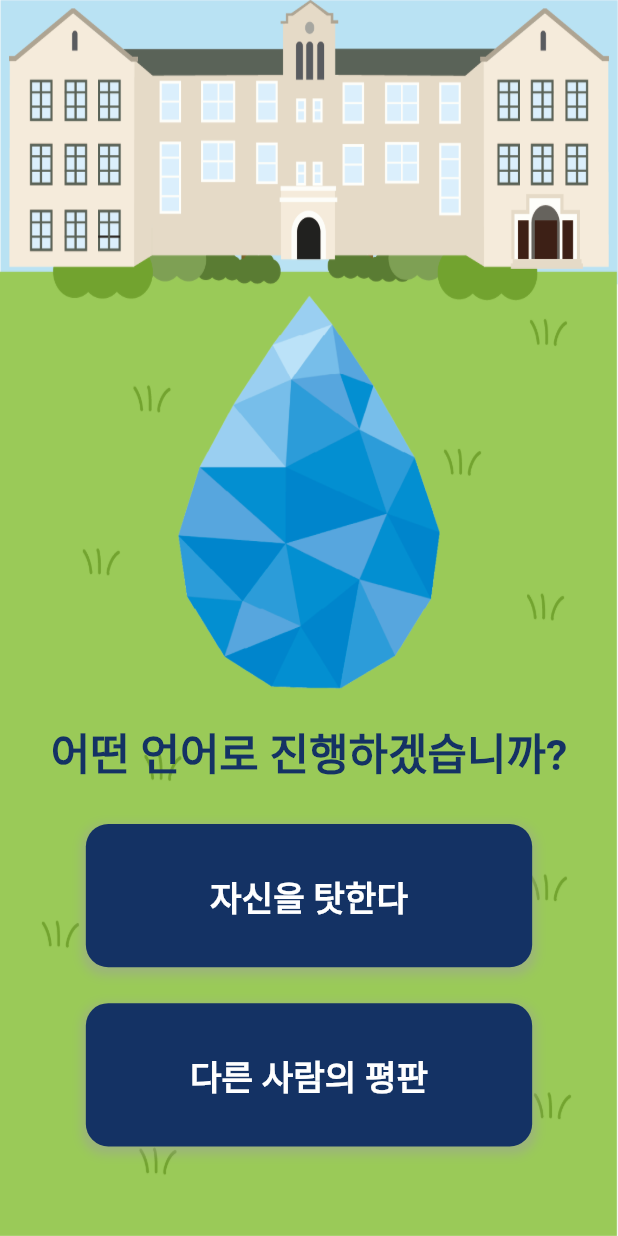
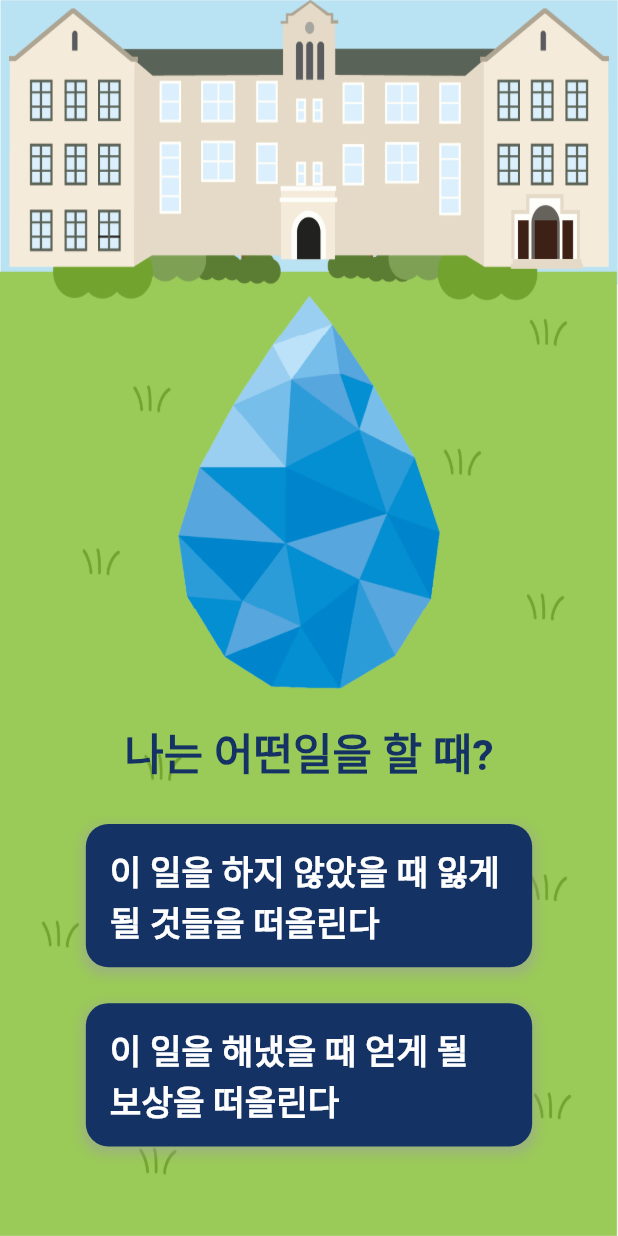
Before and after one commit to tulee3474/GrowPuang, a Flutter app: the SecondPage screen opened directly, after a tap on "한국어", on a phone screen of 412 x 824 dp. Run offline on Flutter 3.47's test engine with Material 2 defaults, Android fonts, the phone set to English and light mode, and no system bars; our stand-ins replace flutter_screenutil; Roboto replaces fonts that are missing (YourFontFamily).

Commit message:
오류 수정

```diff
--- a/lib/main.dart
+++ b/lib/main.dart
@@ -153,7 +153,11 @@
               ),
             ),
           ),
-          Center(
+          Positioned(
+            left: 0.w,
+            right: 0.w,
+            top: 100.h,
+            child: Center(
               child: Container(
                 width: 318.w,
                 height: 350.h,
@@ -161,6 +165,7 @@
                   image: DecorationImage(
                     image: AssetImage('images/자산.png'),
                     fit: BoxFit.fill,
+                  ),
                 ),
               ),
             ),
@@ -179,6 +184,20 @@
                     image: AssetImage('images/영신관.png'),
                     fit: BoxFit.fill,
                   ),
+                ),
+              ),
+            ),
+          ),
+          Center(
+            child: Padding(
+              padding: EdgeInsets.only(top: 150.h),
+              child: Text(
+                selectedLanguage == '한국어' ? '어떤 언어로 진행하겠습니까?' : 'Which language would you like to proceed in?',
+                style: TextStyle(
+                  color: Color(0xFF143264),
+                  fontSize: 25.sp,
+                  fontFamily: 'YourFontFamily',
+                  fontWeight: FontWeight.bold,
                 ),
               ),
             ),
@@ -340,7 +359,7 @@
             child: Padding(
               padding: EdgeInsets.only(top: 150.h),
               child: Text(
-                selectedLanguage == '한국어' ? '어떤 언어로 진행하겠습니까?' : 'Which language would you like to proceed in?',
+                selectedLanguage == '한국어' ? '나는 어떤일을 할 때?' : 'When I do something?',
                 style: TextStyle(
                   color: Color(0xFF143264),
                   fontSize: 25.sp,
@@ -360,9 +379,9 @@
                   context,
                   MaterialPageRoute(
                     builder: (context) => FourthPage(
-                      question: selectedLanguage == '한국어' ? '내가 실수했을 때, 나는 어떻게 반응하나요?' : 'How do I react when I make a mistake?',
-                      option1: selectedLanguage == '한국어' ? '자신을 탓한다' : 'Blame myself',
-                      option2: selectedLanguage == '한국어' ? '다른 사람을 탓한다' : 'Blame others',
+                      question: selectedLanguage == '한국어' ? '내가 실패했을 때 두려운 것은?' : 'What do I fear when I fail?',
+                      option1: selectedLanguage == '한국어' ? '다른 사람의 평판' : 'someone else\'s reputation',
+                      option2: selectedLanguage == '한국어' ? '좌절감' : 'frustration',
                     ),
                   ),
                 );
@@ -386,7 +405,7 @@
                   child: Padding(
                     padding: const EdgeInsets.symmetric(horizontal: 16.0),
                     child: Text(
-                      selectedLanguage == '한국어' ? '자신을 탓한다' : 'Blame myself',
+                      selectedLanguage == '한국어' ? '이 일을 하지 않았을 때 잃게 될 것들을 떠올린다' : 'Think about what you will lose if you don\'t do this.',
                       style: TextStyle(
                         color: Colors.white,
                         fontSize: 20.sp,
@@ -409,9 +428,9 @@
                   context,
                   MaterialPageRoute(
                     builder: (context) => FourthPage(
-                      question: selectedLanguage == '한국어' ? '내가 실패했을 때 더 두려운 것은?' : 'What scares me the most when I fail?',
-                      option1: selectedLanguage == '한국어' ? '다른 사람의 평판' : 'Other people\'s judgment',
-                      option2: selectedLanguage == '한국어' ? '좌절감' : 'Frustration',
+                      question: selectedLanguage == '한국어' ? '내가 실패했을 때 두려운 것은?' : 'What do I fear when I fail?',
+                      option1: selectedLanguage == '한국어' ? '다른 사람의 평판' : 'someone else\'s reputation',
+                      option2: selectedLanguage == '한국어' ? '좌절감' : 'frustration',
                     ),
                   ),
                 );
@@ -435,7 +454,7 @@
                   child: Padding(
                     padding: const EdgeInsets.symmetric(horizontal: 16.0),
                     child: Text(
-                      selectedLanguage == '한국어' ? '다른 사람의 평판' : 'Other people\'s judgment',
+                      selectedLanguage == '한국어' ? '이 일을 해냈을 때 얻게 될 보상을 떠올린다' : 'Think about the reward you will receive when you accomplish this task.',
                       style: TextStyle(
                         color: Colors.white,
                         fontSize: 20.sp,
```
Lines whose indentation alone changed are shown as unchanged.
